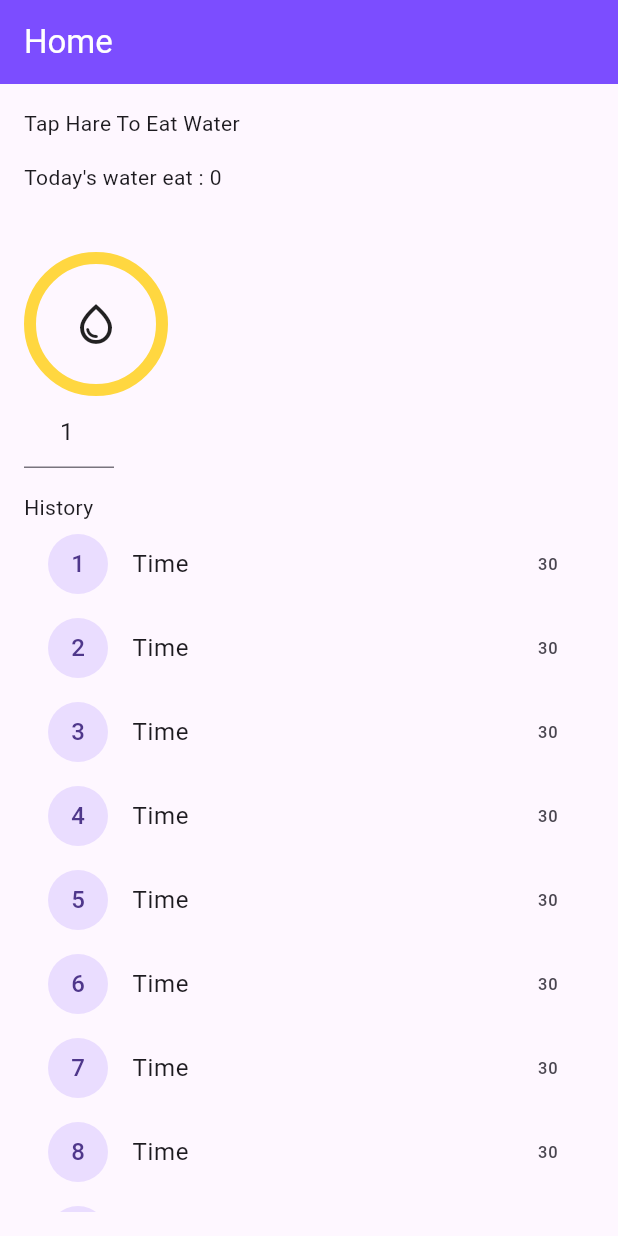
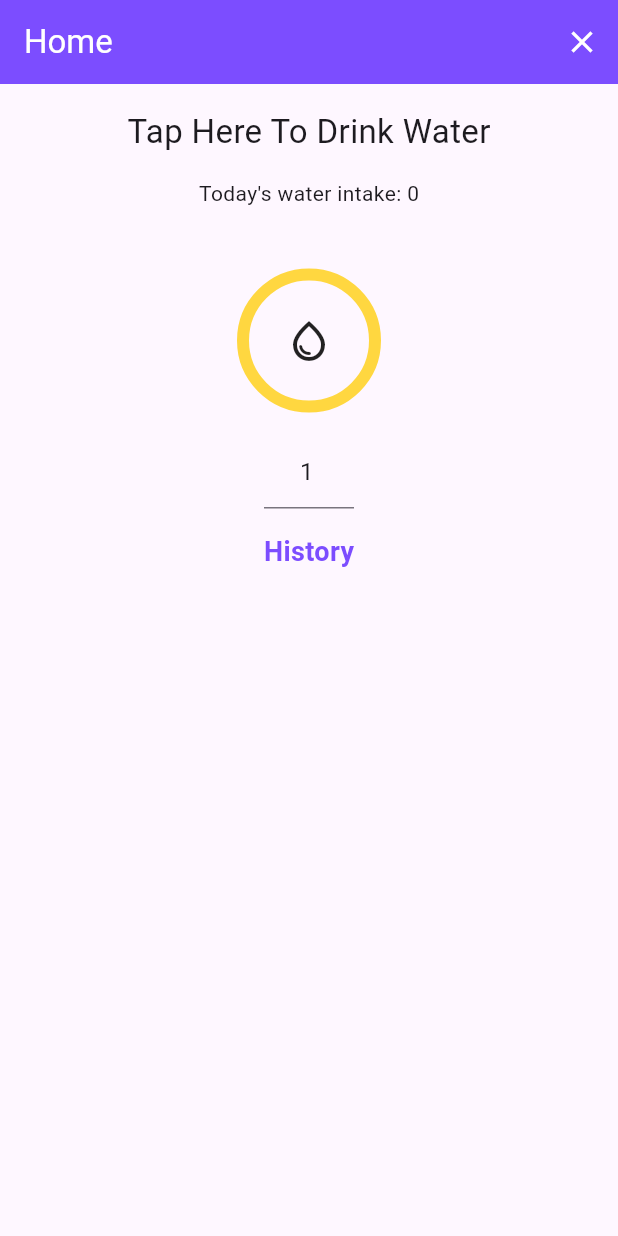
Before and after one commit to dipu4201/watertracker, a Flutter app: the screen it shows after launch, on a phone screen of 412 x 824 dp. Run offline on Flutter 3.47's test engine with Material 3 defaults, Android fonts, the phone set to English and light mode, and no system bars.

Commit message:
new update

```diff
--- a/lib/home_Screen.dart
+++ b/lib/home_Screen.dart
@@ -1,73 +1,228 @@
 import 'package:flutter/material.dart';
-import 'package:flutter/widgets.dart';
 
 class HomeScreen extends StatefulWidget {
-  const HomeScreen({super.key});
+  const HomeScreen({Key? key}) : super(key: key);
 
   @override
   State<HomeScreen> createState() => _HomeScreenState();
 }
 
 class _HomeScreenState extends State<HomeScreen> {
-  final TextEditingController _glassCounTEControler = TextEditingController(
-      text: '1');
+  final TextEditingController _glassCountController =
+  TextEditingController(text: '1');
   int count = 0;
+  List<int> history = [];
+
+  void _incrementCount() {
+    int glassCount = int.tryParse(_glassCountController.text) ?? 1;
+    setState(() {
+      count += glassCount;
+      history.add(count); // Record the current count into history
+    });
+    _glassCountController.clear(); // Clear the text field after incrementing count
+  }
+
+  Future<bool> _showDeleteHistoryItemDialog(int index) async {
+    return await showDialog<bool>(
+      context: context,
+      builder: (BuildContext context) {
+        return AlertDialog(
+          shape: RoundedRectangleBorder(
+            borderRadius: BorderRadius.circular(15),
+          ),
+          title: const Text(
+            'Delete Item History',
+            style: TextStyle(
+              color: Colors.deepPurpleAccent,
+              fontWeight: FontWeight.bold,
+            ),
+          ),
+          content: const Text(
+            'Are you sure you want to delete this item?',
+            style: TextStyle(fontSize: 16),
+          ),
+          actions: [
+            TextButton(
+              child: const Text(
+                'Cancel',
+                style: TextStyle(color: Colors.grey),
+              ),
+              onPressed: () {
+                Navigator.of(context).pop(false);
+              },
+            ),
+            TextButton(
+              child: const Text(
+                'Delete',
+                style: TextStyle(color: Colors.red),
+              ),
+              onPressed: () {
+                Navigator.of(context).pop(true);
+              },
+            ),
+          ],
+        );
+      },
+    ) ?? false;
+  }
+
+  // void _deleteHistoryItem(int index) async {
+  //   bool shouldDelete = await _showDeleteHistoryItemDialog(index);
+  //   if (shouldDelete) {
+  //     setState(() {
+  //       history.removeAt(index);
+  //     });
+  //   }
+  // }
+
+  void _clearHistory() {
+    showDialog(
+      context: context,
+      builder: (BuildContext context) {
+        return AlertDialog(
+          shape: RoundedRectangleBorder(
+            borderRadius: BorderRadius.circular(15),
+          ),
+          title: const Text(
+            'Clear History',
+            style: TextStyle(
+              color: Colors.redAccent,
+              fontWeight: FontWeight.bold,
+            ),
+          ),
+          content: const Text(
+            'Are you sure you want to clear the history?',
+            style: TextStyle(fontSize: 16),
+          ),
+          actions: [
+            TextButton(
+              child: const Text(
+                'Cancel',
+                style: TextStyle(color: Colors.grey),
+              ),
+              onPressed: () {
+                Navigator.of(context).pop();
+              },
+            ),
+            TextButton(
+              child: const Text(
+                'Clear',
+                style: TextStyle(color: Colors.red),
+              ),
+              onPressed: () {
+                setState(() {
+                  count = 0;
+                  history.clear();
+                });
+                Navigator.of(context).pop();
+              },
+            ),
+          ],
+        );
+      },
+    );
+  }
+
   @override
   Widget build(BuildContext context) {
     return Scaffold(
-       appBar: AppBar(title: const Text('Home'),backgroundColor: Colors.deepPurpleAccent,
-        foregroundColor: Colors.white,)
-    ,
-
-    body:  Padding(
-         padding:const EdgeInsets.all(16.0),
-         child:Column(
-              crossAxisAlignment: CrossAxisAlignment.start,
-              children:[
-               const Text('Tap Hare To Eat Water'),
-                const SizedBox(height: 16,),
-                Text('Today\'s water eat : $count'),
-                const SizedBox(height: 16,),
-                   const SizedBox(height: 24,),
-                   Container(
+      appBar: AppBar(
+        title: const Text('Home'),
+        backgroundColor: Colors.deepPurpleAccent,
+        foregroundColor: Colors.white,
+        actions: [
+          IconButton(
+            icon: const Icon(Icons.clear),
+            onPressed: _clearHistory,
+          ),
+        ],
+      ),
+      body: Padding(
+        padding: const EdgeInsets.all(16.0),
+        child: Column(
+          crossAxisAlignment: CrossAxisAlignment.center,
+          children: [
+            const Text(
+              'Tap Here To Drink Water',
+              style: TextStyle(fontSize: 22),
+            ),
+            const SizedBox(height: 16),
+            Text('Today\'s water intake: $count'),
+            const SizedBox(height: 16),
+            const SizedBox(height: 24),
+            GestureDetector(
+              onTap: _incrementCount,
+              child: Container(
                 decoration: BoxDecoration(
                   borderRadius: BorderRadius.circular(50),
-                border: Border.all(color: Colors.amberAccent,width: 8,),
+                  border: Border.all(
+                    color: Colors.amberAccent,
+                    width: 8,
                   ),
-
-             child:const Padding(padding:const EdgeInsets.all(24.0),
-           child:const Icon(Icons.water_drop_outlined,size: 32,),
-          )
                 ),
+                child: const Padding(
+                  padding: EdgeInsets.all(24.0),
+                  child: Icon(
+                    Icons.water_drop_outlined,
+                    size: 32,
+                  ),
+                ),
+              ),
+            ),
+            const SizedBox(height: 16),
             SizedBox(
               width: 60,
-
               child: TextField(
-                  controller: _glassCounTEControler ,
-                   textAlign: TextAlign.center ,
+                controller: _glassCountController,
+                textAlign: TextAlign.center,
                 keyboardType: TextInputType.number,
               ),
             ),
-                const SizedBox(height:16),
-                Text('History'),
-                Expanded(child:
-                ListView.builder(
-                  itemCount: 10,
-                  itemBuilder: (context,index){
-                    return ListTile(
-                      title: Text('Time'),
-                      leading: CircleAvatar(
-                        child: Text('${index+1}'),
+            const SizedBox(height: 16),
+            const Text(
+              'History',
+              style: TextStyle(fontSize: 18, fontWeight: FontWeight.bold, color: Colors.deepPurpleAccent),
             ),
-                      trailing: Text('30'),
+            Expanded(
+              child: Center(
+                child: Container(
+                  width: double.infinity,
+                  padding: const EdgeInsets.symmetric(vertical: 8.0),
+                  child: ListView.builder(
+                    itemCount: history.length,
+                    itemBuilder: (context, index) {
+                      return Dismissible(
+                        key: UniqueKey(),
+                        direction: DismissDirection.endToStart,
+                        confirmDismiss: (direction) async {
+                          return await _showDeleteHistoryItemDialog(index);
+                        },
+                        background: Container(
+                          color: Colors.red,
+                          alignment: Alignment.centerRight,
+                          padding: const EdgeInsets.symmetric(horizontal: 20),
+                          child: const Icon(Icons.delete, color: Colors.white),
+                        ),
+                        onDismissed: (direction) {
+                          setState(() {
+                            history.removeAt(index);
+                          });
+                        },
+                        child: ListTile(
+                          title: Text('Glass Count: ${history[index]}'),
+                          leading: const CircleAvatar(
+                            child: Icon(Icons.water_drop), // Updated to an icon
+                          ),
+                        ),
                       );
                     },
+                  )
                 ),
-             )
+              ),
+            ),
           ],
         ),
       ),
-
     );
   }
 }
```
Also changed, not shown: pubspec.lock. Lines whose indentation alone changed are shown as unchanged.
